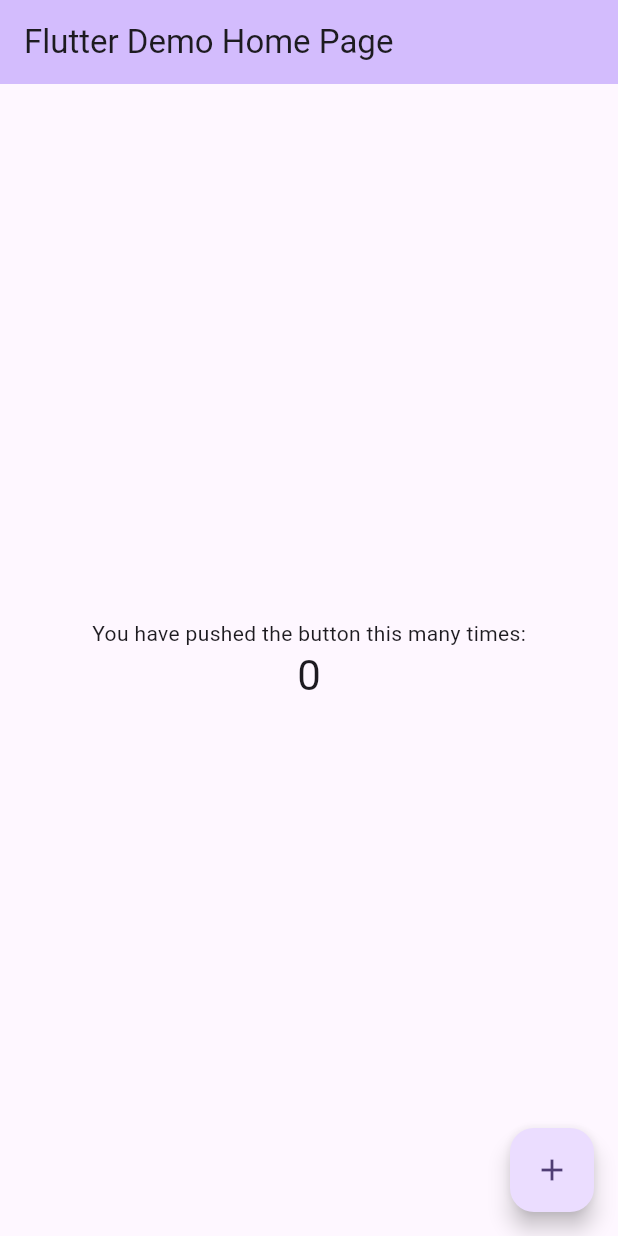
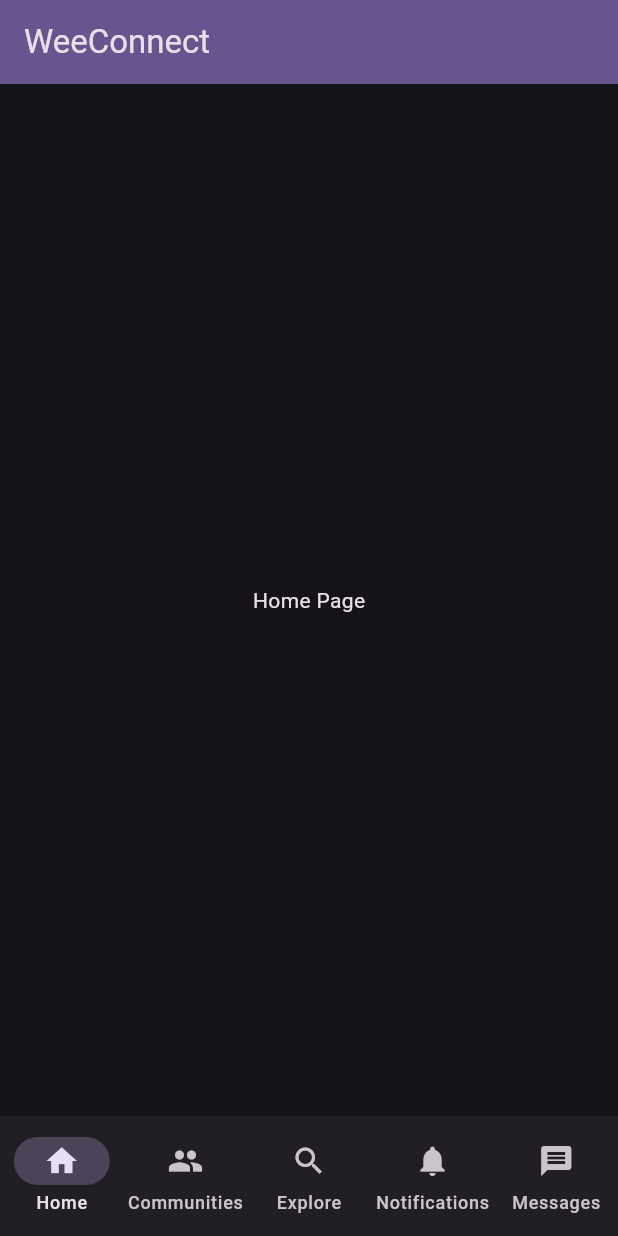
Before and after one commit to saminafisdev/weeconnect_mobile, a Flutter app: the screen it shows after launch, on a phone screen of 412 x 824 dp. Run offline on Flutter 3.47's test engine with Material 3 defaults, Android fonts, the phone set to English and light mode, and no system bars.

Commit message:
Refactor app structure and add main screens
- Renamed MyApp to WeeConnectApp and updated the main entry point.
- Implemented MainScreen with a bottom navigation bar for Home, Communities, Explore, Notifications, and Messages.
- Added individual screen files for Home, Communities, Explore, Notifications, and Messages with basic UI.
- Enabled dark mode and updated the app title to 'WeeConnect'.

```diff
--- a/lib/main.dart
+++ b/lib/main.dart
@@ -1,122 +1,80 @@
 import 'package:flutter/material.dart';
+import 'screens/home_screen.dart';
+import 'screens/communities_screen.dart';
+import 'screens/explore_screen.dart';
+import 'screens/notifications_screen.dart';
+import 'screens/messages_screen.dart';
 
 void main() {
-  runApp(const MyApp());
+  runApp(const WeeConnectApp());
 }
 
-class MyApp extends StatelessWidget {
-  const MyApp({super.key});
+class WeeConnectApp extends StatelessWidget {
+  const WeeConnectApp({super.key});
 
-  // This widget is the root of your application.
   @override
   Widget build(BuildContext context) {
     return MaterialApp(
-      title: 'Flutter Demo',
+      title: 'WeeConnect',
       theme: ThemeData(
-        // This is the theme of your application.
-        //
-        // TRY THIS: Try running your application with "flutter run". You'll see
-        // the application has a purple toolbar. Then, without quitting the app,
-        // try changing the seedColor in the colorScheme below to Colors.green
-        // and then invoke "hot reload" (save your changes or press the "hot
-        // reload" button in a Flutter-supported IDE, or press "r" if you used
-        // the command line to start the app).
-        //
-        // Notice that the counter didn't reset back to zero; the application
-        // state is not lost during the reload. To reset the state, use hot
-        // restart instead.
-        //
-        // This works for code too, not just values: Most code changes can be
-        // tested with just a hot reload.
-        colorScheme: ColorScheme.fromSeed(seedColor: Colors.deepPurple),
+        useMaterial3: true,
+        brightness: Brightness.dark, // Enable dark mode
+        colorScheme: ColorScheme.fromSeed(
+          seedColor: Colors.deepPurple,
+          brightness: Brightness.dark, // Ensure dark mode color scheme
+        ),
       ),
-      home: const MyHomePage(title: 'Flutter Demo Home Page'),
+      home: const MainScreen(),
     );
   }
 }
 
-class MyHomePage extends StatefulWidget {
-  const MyHomePage({super.key, required this.title});
-
-  // This widget is the home page of your application. It is stateful, meaning
-  // that it has a State object (defined below) that contains fields that affect
-  // how it looks.
-
-  // This class is the configuration for the state. It holds the values (in this
-  // case the title) provided by the parent (in this case the App widget) and
-  // used by the build method of the State. Fields in a Widget subclass are
-  // always marked "final".
-
-  final String title;
+class MainScreen extends StatefulWidget {
+  const MainScreen({super.key});
 
   @override
-  State<MyHomePage> createState() => _MyHomePageState();
+  State<MainScreen> createState() => _MainScreenState();
 }
 
-class _MyHomePageState extends State<MyHomePage> {
-  int _counter = 0;
+class _MainScreenState extends State<MainScreen> {
+  int _selectedIndex = 0;
 
-  void _incrementCounter() {
+  static const List<Widget> _pages = <Widget>[
+    HomeScreen(),
+    CommunitiesScreen(),
+    ExploreScreen(),
+    NotificationsScreen(),
+    MessagesScreen(),
+  ];
+
+  void _onItemTapped(int index) {
     setState(() {
-      // This call to setState tells the Flutter framework that something has
-      // changed in this State, which causes it to rerun the build method below
-      // so that the display can reflect the updated values. If we changed
-      // _counter without calling setState(), then the build method would not be
-      // called again, and so nothing would appear to happen.
-      _counter++;
+      _selectedIndex = index;
     });
   }
 
   @override
   Widget build(BuildContext context) {
-    // This method is rerun every time setState is called, for instance as done
-    // by the _incrementCounter method above.
-    //
-    // The Flutter framework has been optimized to make rerunning build methods
-    // fast, so that you can just rebuild anything that needs updating rather
-    // than having to individually change instances of widgets.
     return Scaffold(
       appBar: AppBar(
-        // TRY THIS: Try changing the color here to a specific color (to
-        // Colors.amber, perhaps?) and trigger a hot reload to see the AppBar
-        // change color while the other colors stay the same.
+        title: const Text('WeeConnect'),
         backgroundColor: Theme.of(context).colorScheme.inversePrimary,
-        // Here we take the value from the MyHomePage object that was created by
-        // the App.build method, and use it to set our appbar title.
-        title: Text(widget.title),
       ),
-      body: Center(
-        // Center is a layout widget. It takes a single child and positions it
-        // in the middle of the parent.
-        child: Column(
-          // Column is also a layout widget. It takes a list of children and
-          // arranges them vertically. By default, it sizes itself to fit its
-          // children horizontally, and tries to be as tall as its parent.
-          //
-          // Column has various properties to control how it sizes itself and
-          // how it positions its children. Here we use mainAxisAlignment to
-          // center the children vertically; the main axis here is the vertical
-          // axis because Columns are vertical (the cross axis would be
-          // horizontal).
-          //
-          // TRY THIS: Invoke "debug painting" (choose the "Toggle Debug Paint"
-          // action in the IDE, or press "p" in the console), to see the
-          // wireframe for each widget.
-          mainAxisAlignment: MainAxisAlignment.center,
-          children: <Widget>[
-            const Text('You have pushed the button this many times:'),
-            Text(
-              '$_counter',
-              style: Theme.of(context).textTheme.headlineMedium,
-            ),
-          ],
-        ),
+      body: _pages[_selectedIndex],
+      bottomNavigationBar: NavigationBar(
+        selectedIndex: _selectedIndex,
+        onDestinationSelected: _onItemTapped,
+        destinations: const <NavigationDestination>[
+          NavigationDestination(icon: Icon(Icons.home), label: 'Home'),
+          NavigationDestination(icon: Icon(Icons.group), label: 'Communities'),
+          NavigationDestination(icon: Icon(Icons.search), label: 'Explore'),
+          NavigationDestination(
+            icon: Icon(Icons.notifications),
+            label: 'Notifications',
+          ),
+          NavigationDestination(icon: Icon(Icons.message), label: 'Messages'),
+        ],
       ),
-      floatingActionButton: FloatingActionButton(
-        onPressed: _incrementCounter,
-        tooltip: 'Increment',
-        child: const Icon(Icons.add),
-      ), // This trailing comma makes auto-formatting nicer for build methods.
     );
   }
 }
--- /dev/null
+++ b/lib/screens/home_screen.dart
@@ -0,0 +1,10 @@
+import 'package:flutter/material.dart';
+
+class HomeScreen extends StatelessWidget {
+  const HomeScreen({super.key});
+
+  @override
+  Widget build(BuildContext context) {
+    return const Center(child: Text('Home Page'));
+  }
+}
```
Also changed, not shown: lib/screens/communities_screen.dart (added, +10 -0 lines), lib/screens/explore_screen.dart (added, +38 -0 lines), lib/screens/messages_screen.dart (added, +10 -0 lines), lib/screens/notifications_screen.dart (added, +10 -0 lines).
